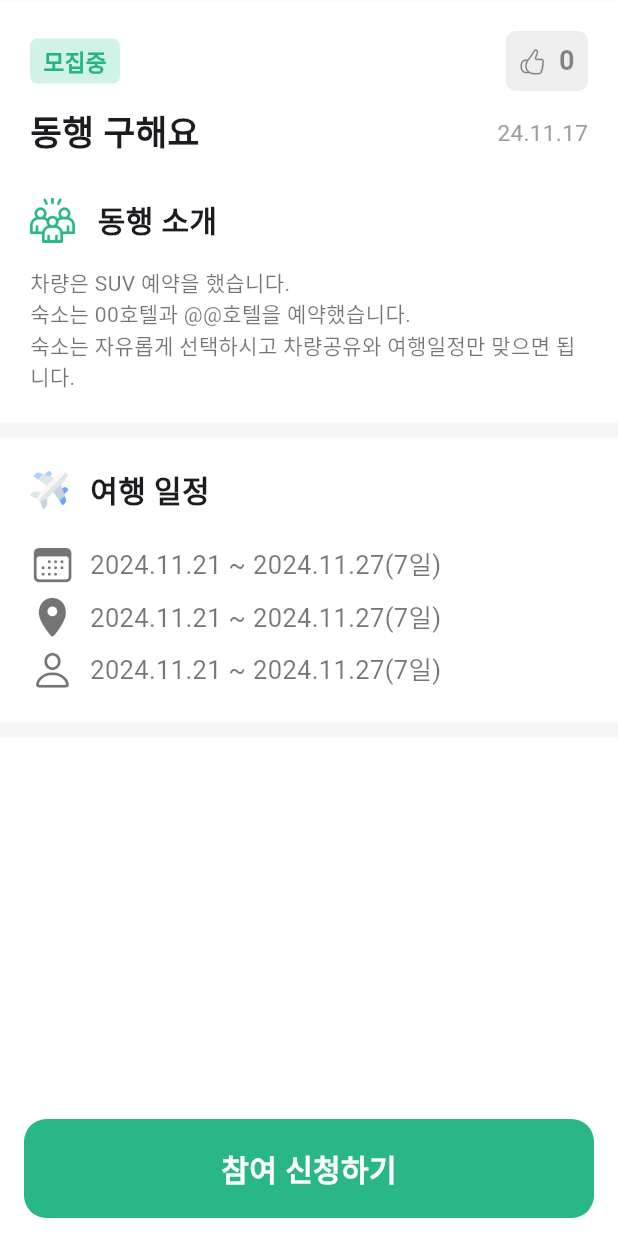
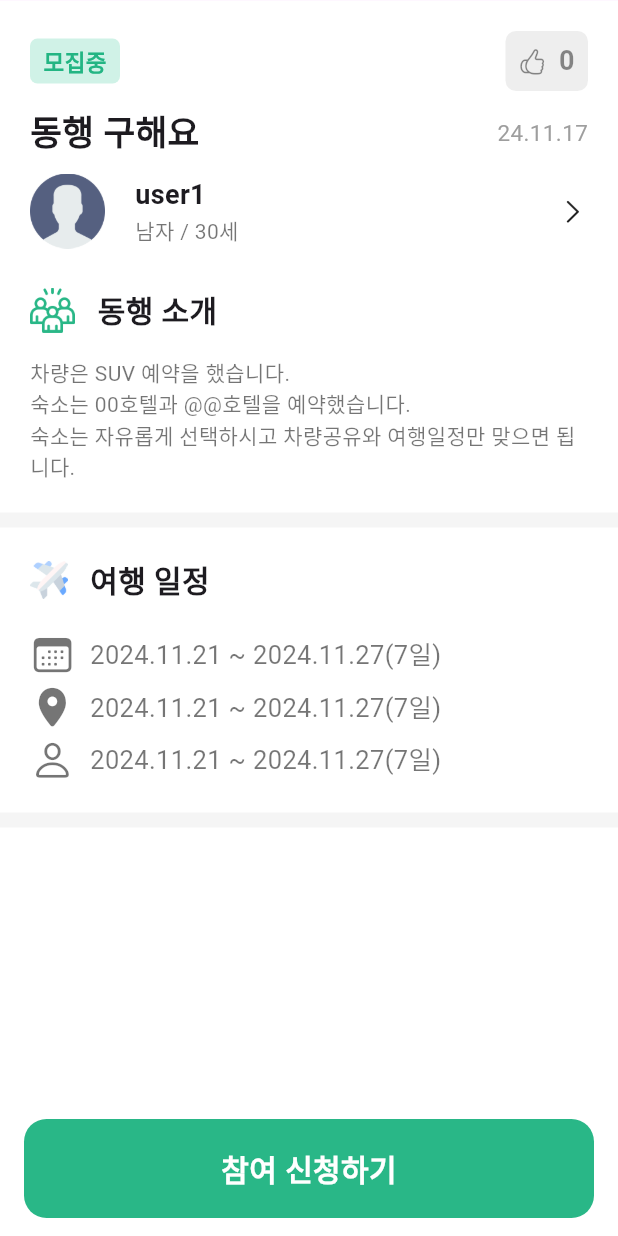
Before and after one commit to yunchocopie/travel-project-app, a Flutter app: the FindingDetailPage screen opened directly, scrolled down 263 dp, on a phone screen of 412 x 824 dp. Run offline on Flutter 3.47's test engine with Material 3 defaults, Android fonts, the phone set to English and light mode, and no system bars; our stand-ins replace dio, flutter_secure_storage, validators; accounts and stored records are empty; network calls fail.

Commit message:
design : finding detail 화면 작성자 정보 추가

```diff
--- a/lib/ui/holders/finding/finding_detail/components/finding_detail_body.dart
+++ b/lib/ui/holders/finding/finding_detail/components/finding_detail_body.dart
@@ -82,6 +82,41 @@ class FindingDetailBody extends StatelessWidget {
                           fontSize: 15,
                           color: Colors.grey
                       ),
+                    ),
+                  ],
+                ),
+                SizedBox(height: 10,),
+                Row(
+                  children: [
+                    Image.asset(
+                        'assets/images/profile_user_icon.png',
+                      height: 50,
+                      width: 50,
+                    ),
+                    SizedBox(width: 20,),
+                    Column(
+                      crossAxisAlignment: CrossAxisAlignment.start,
+                      children: [
+                        Text(
+                            "user1",
+                          style: TextStyle(
+                            fontWeight: FontWeight.bold,
+                            fontSize: 18
+                          ),
+                        ),
+                        Text(
+                            "남자 / 30세",
+                          style: TextStyle(
+                            color: Colors.black54
+                          ),
+                        ),
+                      ],
+                    ),
+                    Spacer(),
+                    Icon(
+                      CupertinoIcons.right_chevron,
+                      color: Colors.black87,
+                      size: 20,
                     ),
                   ],
                 ),
```
